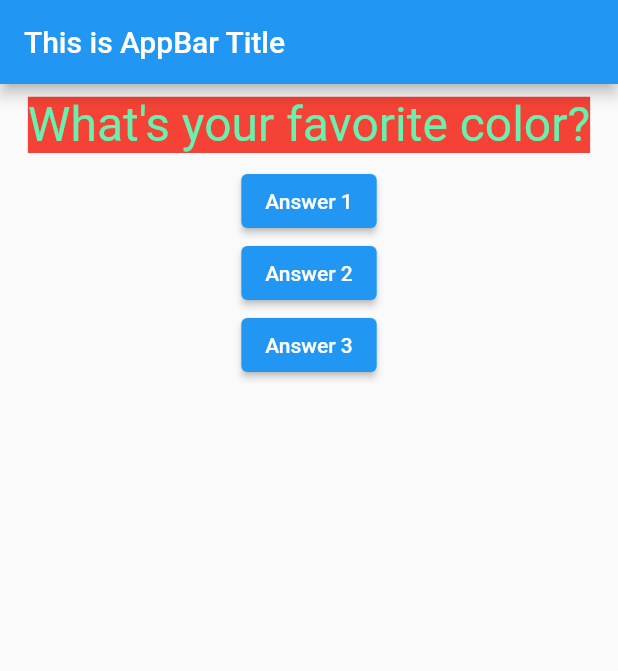
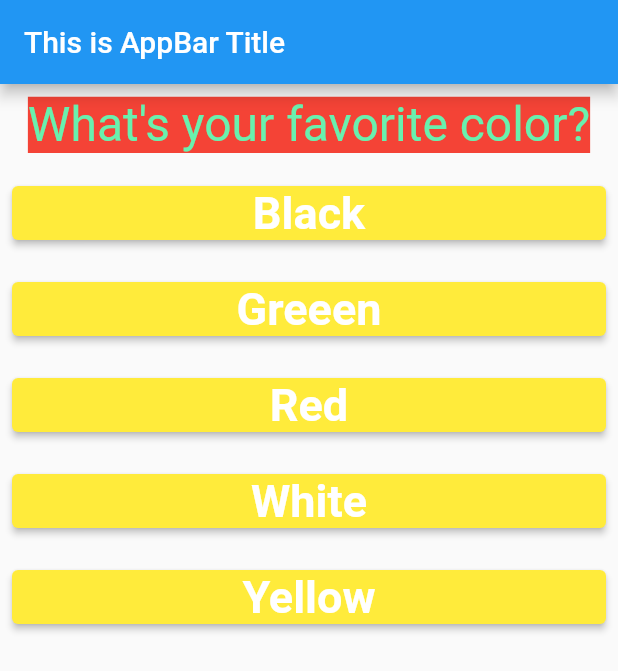
Before and after one commit to gnoparus/flutter_mind102, a Flutter app: the screen it shows after launch, on a phone screen of 412 x 824 dp. Shown: the top 671 px of the screen. Run offline on Flutter 3.47's test engine with Material 2 defaults, Android fonts, the phone set to English and light mode, and no system bars.

Commit message:
Make conditional show end of questions

```diff
--- a/lib/main.dart
+++ b/lib/main.dart
@@ -1,6 +1,7 @@
 import 'package:flutter/material.dart';
 
 import './question.dart';
+import './answer.dart';
 
 void main() {
   runApp(MyApp());
@@ -25,9 +26,38 @@ class _MyAppState extends State<MyApp> {
   // This widget is the root of your application.
   @override
   Widget build(BuildContext context) {
-    var questions = [
-      "What's your favorite color?",
-      "What's your favorite animal?",
+    const questions = [
+      {
+        'questionText': 'What\'s your favorite color?',
+        'answers': [
+          'Black',
+          'Greeen',
+          'Red',
+          'White',
+          'Yellow',
+        ],
+      },
+      {
+        'questionText': 'What\'s your favorite animal?',
+        'answers': [
+          'Dog',
+          'Cat',
+          'Bird',
+          'Frog',
+          'Beaver',
+        ],
+      },
+      {
+        'questionText': 'What\'s your favorite day?',
+        'answers': [
+          'Monday',
+          'Sunday',
+          'Friday',
+          'Holiday',
+          'Birthday',
+          'New Year\'s Eve'
+        ],
+      },
     ];
 
     return MaterialApp(
@@ -35,16 +65,25 @@ class _MyAppState extends State<MyApp> {
         appBar: AppBar(
           title: const Text("This is AppBar Title"),
         ),
-        body: Column(
-          children: [
-            Question(questionText: questions[_questionIndex]),
-            ElevatedButton(onPressed: (() {}), child: const Text("Answer 1")),
-            ElevatedButton(onPressed: (() {}), child: const Text("Answer 2")),
-            ElevatedButton(
-                onPressed: (() => _answerQuestion()),
-                child: const Text("Answer 3"))
-          ],
-        ),
+        body: _questionIndex == questions.length
+            ? Center(
+                child: Text('You did it!'),
+              )
+            : Column(
+                children: [
+                  Question(
+                    questionText:
+                        questions[_questionIndex]["questionText"] as String,
+                  ),
+                  ...(questions[_questionIndex]["answers"] as List<String>)
+                      .map((item) {
+                    return Answer(
+                      answerText: item,
+                      selectHandler: () => _answerQuestion(),
+                    );
+                  }).toList(),
+                ],
+              ),
       ),
     );
   }
```
